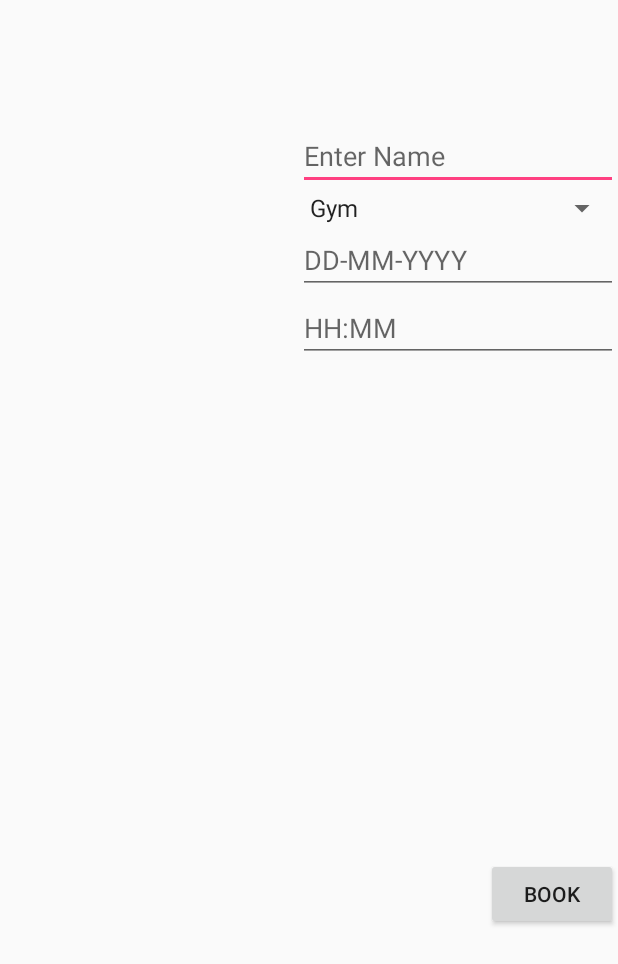
After one commit to vickyfegan/ClubMoy, an Android app: the layout activity_booking_facilities.xml on its own in the app's theme, with its tools: preview values and no code run, on a phone screen of 412 x 824 dp. The commit adds this screen. Shown: the top 964 px of the screen. Run offline under Robolectric (Android 15) with nearby library versions, the phone set to English and light mode, and no system bars.

Commit message:
Facilities
Facilities

```diff
--- a/app/src/main/java/com/example/declan/clubmoy/PlayerConfig.java
+++ b/app/src/main/java/com/example/declan/clubmoy/YoutubePage/PlayerConfig.java
@@ -1,4 +1,4 @@
-package com.example.declan.clubmoy;
+package com.example.declan.clubmoy.YoutubePage;
 
 public class PlayerConfig {
 
--- a/app/src/main/java/com/example/declan/clubmoy/YoutubeVideo.java
+++ b/app/src/main/java/com/example/declan/clubmoy/YoutubePage/YoutubeVideo.java
@@ -1,16 +1,14 @@
-package com.example.declan.clubmoy;
+package com.example.declan.clubmoy.YoutubePage;
 
-import android.support.v7.app.AppCompatActivity;
 import android.os.Bundle;
 import android.view.View;
 import android.widget.Button;
-import android.widget.Toast;
 
+import com.example.declan.clubmoy.R;
 import com.google.android.youtube.player.YouTubeBaseActivity;
 import com.google.android.youtube.player.YouTubeInitializationResult;
 import com.google.android.youtube.player.YouTubePlayer;
 import com.google.android.youtube.player.YouTubePlayerView;
-import com.google.android.youtube.player.YouTubeThumbnailView;
 
 //https://www.youtube.com/watch?v=aJ7BoNG-r2c
 //https://www.youtube.com/watch?v=3LiubyYpEUk
--- /dev/null
+++ b/app/src/main/res/layout/activity_booking_facilities.xml
@@ -0,0 +1,61 @@
+<?xml version="1.0" encoding="utf-8"?>
+<RelativeLayout xmlns:android="http://schemas.android.com/apk/res/android"
+    xmlns:app="http://schemas.android.com/apk/res-auto"
+    xmlns:tools="http://schemas.android.com/tools"
+    android:layout_width="match_parent"
+    android:layout_height="match_parent"
+    tools:context=".BookingFacilities">
+
+    <EditText
+        android:id="@+id/nameFacilities"
+        android:layout_width="wrap_content"
+        android:layout_height="wrap_content"
+        android:layout_alignParentEnd="true"
+        android:layout_alignParentRight="true"
+        android:layout_alignParentTop="true"
+        android:layout_marginTop="81dp"
+        android:ems="10"
+        android:hint="@string/facilitiesName"
+        android:inputType="textPersonName" />
+
+    <Spinner
+        android:id="@+id/facilitiesOptions"
+        android:layout_width="213dp"
+        android:layout_height="wrap_content"
+        android:layout_alignParentEnd="true"
+        android:layout_alignParentRight="true"
+        android:layout_below="@+id/nameFacilities"
+        android:entries="@array/facilitiesOptions" />
+
+    <EditText
+        android:id="@+id/facilitiesDate"
+        android:layout_width="wrap_content"
+        android:layout_height="wrap_content"
+        android:layout_alignParentEnd="true"
+        android:layout_alignParentRight="true"
+        android:layout_below="@+id/facilitiesOptions"
+        android:ems="10"
+        android:inputType="date"
+        android:hint="@string/dd_mm_yyyy"/>
+
+    <EditText
+        android:id="@+id/facilitiesTime"
+        android:layout_width="wrap_content"
+        android:layout_height="wrap_content"
+        android:layout_alignParentEnd="true"
+        android:layout_alignParentRight="true"
+        android:layout_below="@+id/facilitiesDate"
+        android:ems="10"
+        android:hint="@string/hh_mm"
+        android:inputType="" />
+
+    <Button
+        android:id="@+id/bookFacilities"
+        android:layout_width="wrap_content"
+        android:layout_height="wrap_content"
+        android:layout_alignParentBottom="true"
+        android:layout_alignParentEnd="true"
+        android:layout_alignParentRight="true"
+        android:layout_marginBottom="204dp"
+        android:text="@string/bookFacilities" />
+</RelativeLayout>
--- a/app/src/main/res/layout/activity_login.xml
+++ b/app/src/main/res/layout/activity_login.xml
@@ -32,7 +32,7 @@
         android:layout_alignParentBottom="true"
         android:layout_centerHorizontal="true"
         android:layout_marginBottom="98dp"
-        android:text="@string/register" />
+        android:text="@string/login2" />
 
     <TextView
         android:id="@+id/signUpPage"
@@ -41,6 +41,6 @@
         android:layout_alignParentBottom="true"
         android:layout_centerHorizontal="true"
         android:layout_marginBottom="51dp"
-        android:text="@string/already_signed_up_sign_in_here" />
+        android:text="@string/not_have_an_account_sign_up_here" />
 
 </RelativeLayout>
--- a/app/src/main/res/layout/activity_youtube_video.xml
+++ b/app/src/main/res/layout/activity_youtube_video.xml
@@ -4,7 +4,7 @@
     xmlns:tools="http://schemas.android.com/tools"
     android:layout_width="match_parent"
     android:layout_height="match_parent"
-    tools:context=".YoutubeVideo">
+    tools:context=".YoutubePage.YoutubeVideo">
 
     <com.google.android.youtube.player.YouTubePlayerView
         android:layout_width="match_parent"
--- a/app/src/main/res/values/strings.xml
+++ b/app/src/main/res/values/strings.xml
@@ -16,4 +16,19 @@
     <string name="nav_header_desc">Navigation header</string>
     <string name="action_settings">Settings</string>
     <string name="play_video">Play Video</string>
+    <string name="title_activity_maps">Map</string>
+    <string name="login2">Login</string>
+    <string name="not_string_havent_an_account_sign_up_here">not @string/havent_an_account_sign_up_here</string>
+    <string name="not_have_an_account_sign_up_here">Not have an account? Sign up here!</string>
+    <string name="bookFacilities">Book</string>
+    <string name="dd_mm_yyyy">DD-MM-YYYY</string>
+    <string name="hh_mm">HH:MM</string>
+    <string name="facilitiesName">Enter Name</string>
+
+    <array name="facilitiesOptions">
+        <item>Gym</item>
+        <item>Training Pitch</item>
+        <item>Football Pitch</item>
+        <item>Board Room</item>
+    </array>
 </resources>
```
Also changed, not shown: app/build.gradle (+5 -3 lines), app/src/debug/res/values/google_maps_api.xml (added, +24 -0 lines), app/src/main/AndroidManifest.xml (+11 -3 lines), app/src/main/java/com/example/declan/clubmoy/BookingFacilities.java (added, +68 -0 lines), app/src/main/java/com/example/declan/clubmoy/Calendar.java (added, +24 -0 lines), app/src/main/java/com/example/declan/clubmoy/Facility.java (added, +43 -0 lines), app/src/main/java/com/example/declan/clubmoy/MapsActivity.java (added, +36 -0 lines), app/src/main/res/layout/activity_calendar.xml (added, +17 -0 lines), app/src/main/res/layout/activity_maps.xml (added, +9 -0 lines), 1 other file.
